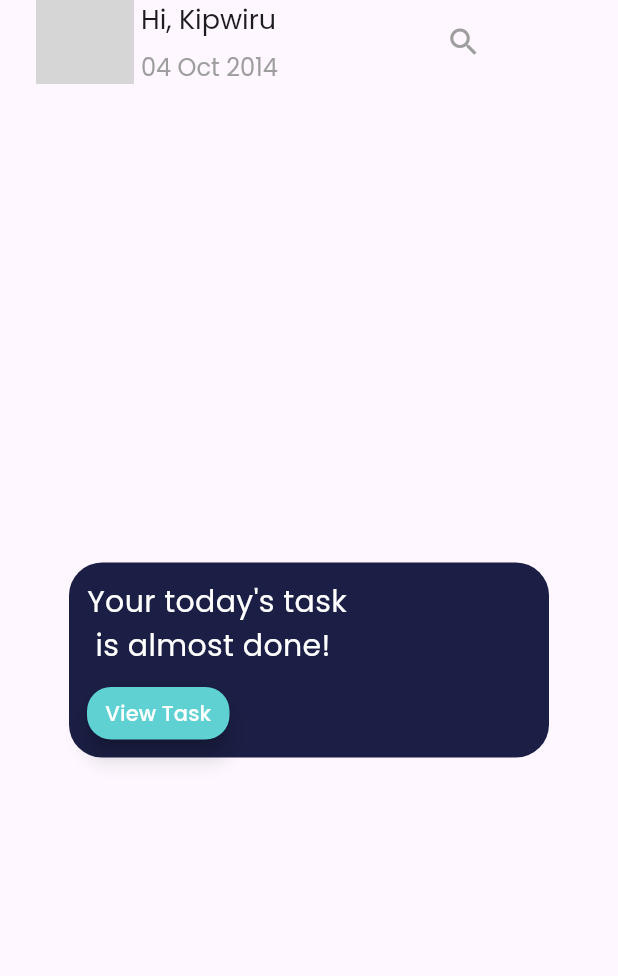
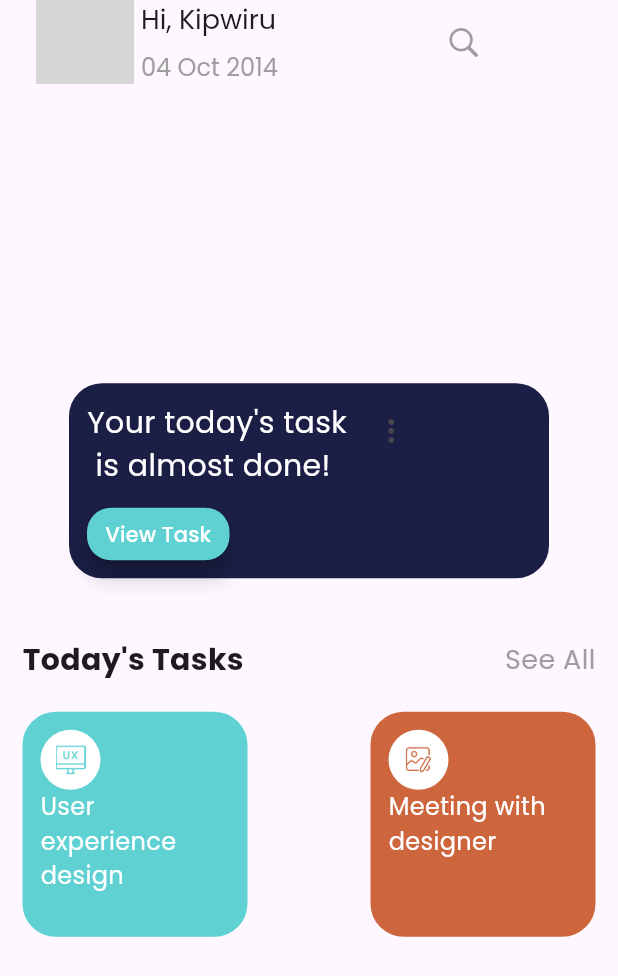
Before and after one commit to JohnGastone/Plana, a Flutter app: the HomePage screen opened directly, on a phone screen of 412 x 824 dp. Shown: the top 976 px of the screen. Run offline on Flutter 3.47's test engine with Material 3 defaults, Android fonts, the phone set to English and light mode, and no system bars; our stand-ins replace flutter_onboarding_slider, google_fonts; grey boxes are pictures that could not be loaded.

Commit message:
Task cards

```diff
--- a/lib/Home/HomePage.dart
+++ b/lib/Home/HomePage.dart
@@ -1,5 +1,6 @@
 // ignore_for_file: prefer_const_constructors
 
+import 'package:flutter/cupertino.dart';
 import 'package:flutter/material.dart';
 import 'package:google_fonts/google_fonts.dart';
 
@@ -53,7 +54,7 @@ class _HomePageState extends State<HomePage> {
               IconButton(
                   onPressed: () {},
                   icon: Icon(
-                    Icons.search,
+                    CupertinoIcons.search,
                     color: Colors.grey,
                   ))
             ],
@@ -62,6 +63,8 @@ class _HomePageState extends State<HomePage> {
       ),
       body: Center(
         child: SingleChildScrollView(
+          child: Padding(
+            padding: const EdgeInsets.all(15.0),
             child: Column(
               children: [
                 Container(
@@ -101,10 +104,110 @@ class _HomePageState extends State<HomePage> {
                               )
                             ],
                           ),
+                          Padding(
+                            padding: const EdgeInsets.only(bottom: 85.0),
+                            child: IconButton(
+                                onPressed: () {}, icon: Icon(Icons.more_vert)),
+                          )
                         ],
                       ),
-                  ))
+                    )),
+                SizedBox(
+                  height: 40,
+                ),
+                Row(
+                  mainAxisAlignment: MainAxisAlignment.spaceBetween,
+                  children: [
+                    Text(
+                      "Today's Tasks",
+                      style: GoogleFonts.poppins(
+                          fontSize: 20, fontWeight: FontWeight.bold),
+                    ),
+                    Text(
+                      "See All",
+                      style: GoogleFonts.poppins(
+                          color: Colors.grey,
+                          fontSize: 18,
+                          fontWeight: FontWeight.w400),
+                    )
                   ],
+                ),
+                SizedBox(
+                  height: 20,
+                ),
+                Row(
+                  mainAxisAlignment: MainAxisAlignment.spaceBetween,
+                  children: [
+                    Container(
+                      height: 150,
+                      width: 150,
+                      decoration: BoxDecoration(
+                        borderRadius: BorderRadius.circular(22),
+                        color: Color.fromARGB(255, 95, 209, 211),
+                      ),
+                      child: Padding(
+                        padding: const EdgeInsets.all(12.0),
+                        child: Column(
+                          crossAxisAlignment: CrossAxisAlignment.start,
+                          children: [
+                            CircleAvatar(
+                              backgroundColor: Colors.white,
+                              radius: 20,
+                              child: Center(
+                                child: Image.asset(
+                                  "assets/ui.png",
+                                  height: 20,
+                                  width: 20,
+                                  color: Color.fromARGB(255, 95, 209, 211),
+                                ),
+                              ),
+                            ),
+                            Text(
+                              "User experience design",
+                              style: GoogleFonts.poppins(
+                                  color: Colors.white, fontSize: 16),
+                            )
+                          ],
+                        ),
+                      ),
+                    ),
+                    Container(
+                      height: 150,
+                      width: 150,
+                      decoration: BoxDecoration(
+                        borderRadius: BorderRadius.circular(22),
+                        color: Color.fromARGB(255, 205, 102, 61),
+                      ),
+                      child: Padding(
+                        padding: const EdgeInsets.all(12.0),
+                        child: Column(
+                          crossAxisAlignment: CrossAxisAlignment.start,
+                          children: [
+                            CircleAvatar(
+                              backgroundColor: Colors.white,
+                              radius: 20,
+                              child: Center(
+                                child: Image.asset(
+                                  "assets/imed.png",
+                                  height: 20,
+                                  width: 20,
+                                  color: Color.fromARGB(255, 205, 102, 61),
+                                ),
+                              ),
+                            ),
+                            Text(
+                              "Meeting with designer",
+                              style: GoogleFonts.poppins(
+                                  color: Colors.white, fontSize: 16),
+                            )
+                          ],
+                        ),
+                      ),
+                    ),
+                  ],
+                )
+              ],
+            ),
           ),
         ),
       ),
--- a/pubspec.yaml
+++ b/pubspec.yaml
@@ -37,6 +37,7 @@ dependencies:
   cupertino_icons: ^1.0.6
   google_fonts: ^6.2.1
   flutter_onboarding_slider: ^1.0.11
+  fl_chart: ^0.68.0
 
 
 dev_dependencies:
```
Also changed, not shown: assets/edit.png (added), assets/imed.png (added), assets/ui.png (added), pubspec.lock. Lines whose indentation alone changed are shown as unchanged.
